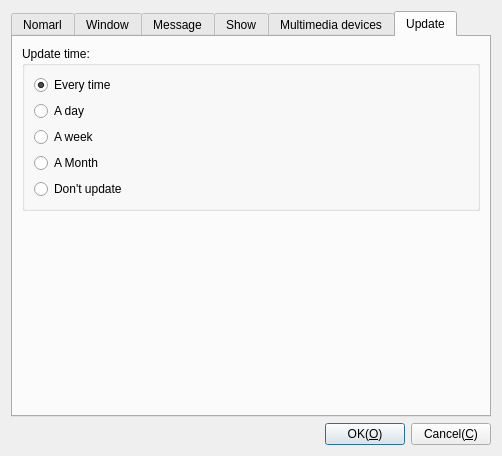
Above: Src/Widgets/DlgOptions/DlgOptions.ui from KangLin/RabbitIm before the change. Below: the same form after it.
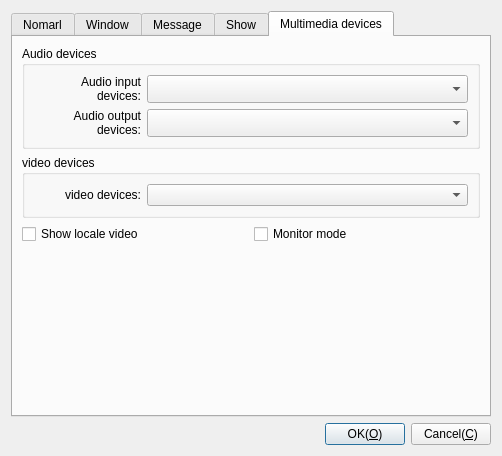
That is the form after the change. The open tabs and pages were chosen to show the change. Icons and pictures are not drawn.

Patch:
```diff
--- a/Src/Widgets/DlgOptions/DlgOptions.ui
+++ b/Src/Widgets/DlgOptions/DlgOptions.ui
@@ -1393,106 +1393,6 @@
        </item>
       </layout>
      </widget>
-     <widget class="QWidget" name="tab">
-      <attribute name="title">
-       <string>Update</string>
-      </attribute>
-      <layout class="QGridLayout" name="gridLayout_15">
-       <item row="0" column="0">
-        <widget class="QGroupBox" name="groupBox_9">
-         <property name="title">
-          <string>Update time:</string>
-         </property>
-         <layout class="QGridLayout" name="gridLayout_10">
-          <item row="0" column="0">
-           <widget class="QRadioButton" name="rbEveryTime">
-            <property name="sizePolicy">
-             <sizepolicy hsizetype="Preferred" vsizetype="Preferred">
-              <horstretch>0</horstretch>
-              <verstretch>0</verstretch>
-             </sizepolicy>
-            </property>
-            <property name="text">
-             <string>Every time</string>
-            </property>
-            <property name="checked">
-             <bool>true</bool>
-            </property>
-           </widget>
-          </item>
-          <item row="1" column="0">
-           <widget class="QRadioButton" name="rbDay">
-            <property name="sizePolicy">
-             <sizepolicy hsizetype="Preferred" vsizetype="Preferred">
-              <horstretch>0</horstretch>
-              <verstretch>0</verstretch>
-             </sizepolicy>
-            </property>
-            <property name="text">
-             <string>A day</string>
-            </property>
-            <property name="checked">
-             <bool>false</bool>
-            </property>
-           </widget>
-          </item>
-          <item row="2" column="0">
-           <widget class="QRadioButton" name="rbWeek">
-            <property name="sizePolicy">
-             <sizepolicy hsizetype="Preferred" vsizetype="Preferred">
-              <horstretch>0</horstretch>
-              <verstretch>0</verstretch>
-             </sizepolicy>
-            </property>
-            <property name="text">
-             <string>A week</string>
-            </property>
-           </widget>
-          </item>
-          <item row="3" column="0">
-           <widget class="QRadioButton" name="rbMonth">
-            <property name="sizePolicy">
-             <sizepolicy hsizetype="Preferred" vsizetype="Preferred">
-              <horstretch>0</horstretch>
-              <verstretch>0</verstretch>
-             </sizepolicy>
-            </property>
-            <property name="text">
-             <string>A Month</string>
-            </property>
-           </widget>
-          </item>
-          <item row="4" column="0">
-           <widget class="QRadioButton" name="rbDont">
-            <property name="sizePolicy">
-             <sizepolicy hsizetype="Preferred" vsizetype="Preferred">
-              <horstretch>0</horstretch>
-              <verstretch>0</verstretch>
-             </sizepolicy>
-            </property>
-            <property name="text">
-             <string>Don't update</string>
-            </property>
-           </widget>
-          </item>
-         </layout>
-        </widget>
-       </item>
-       <item row="1" column="0">
-        <spacer name="verticalSpacer_5">
-         <property name="orientation">
-          <enum>Qt::Vertical</enum>
-         </property>
-         <property name="sizeHint" stdset="0">
-          <size>
-           <width>20</width>
-           <height>167</height>
-          </size>
-         </property>
-        </spacer>
-       </item>
-      </layout>
-     </widget>
     </widget>
    </item>
   </layout>
```
Left out of the diff: 2 changed lines with no effect on the pictures.
